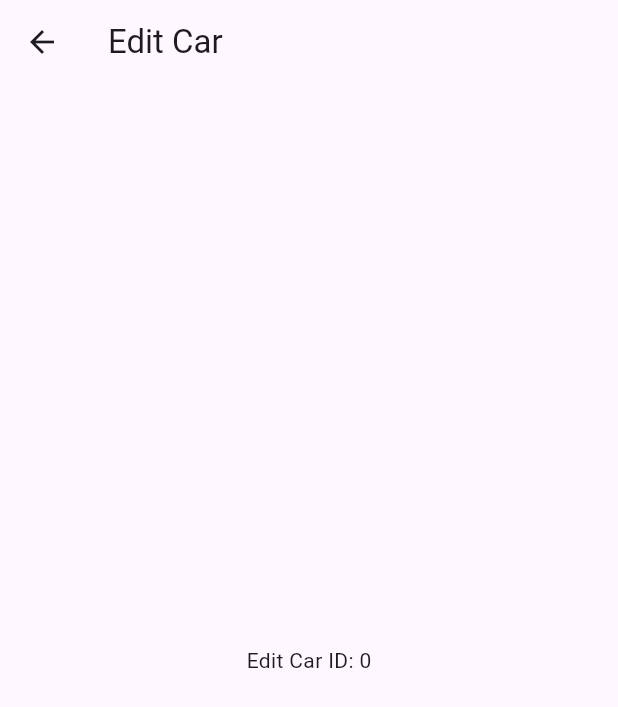
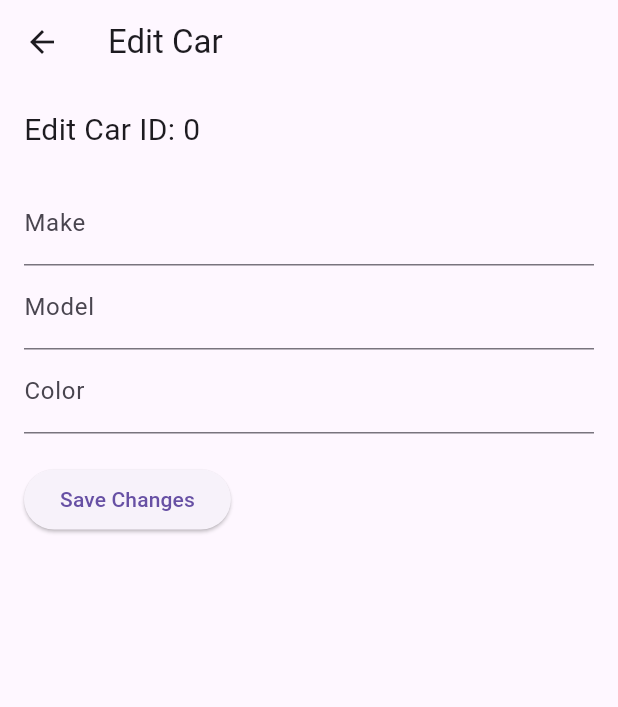
Before and after one commit to rocknrome/Car-Club-RnR-Flutter, a Flutter app: the CarEditPage screen opened directly with empty values, on a phone screen of 412 x 824 dp. Shown: the top 707 px of the screen. Run offline on Flutter 3.47's test engine with Material 3 defaults, Android fonts, the phone set to English and light mode, and no system bars; our stand-ins replace animated_splash_screen, firebase_auth; accounts and stored records are empty; network calls fail.

Commit message:
progress continues

```diff
--- a/lib/screens/car_edit_page.dart
+++ b/lib/screens/car_edit_page.dart
@@ -1,9 +1,95 @@
 import 'package:flutter/material.dart';
+import 'package:http/http.dart' as http;
+import 'dart:convert';
 
-class CarEditPage extends StatelessWidget {
+class CarEditPage extends StatefulWidget {
   final int carId;
+  final void Function() refreshCar; // Define the refreshCar callback
 
-  const CarEditPage({Key? key, required this.carId}) : super(key: key);
+  const CarEditPage({Key? key, required this.carId, required this.refreshCar})
+      : super(key: key);
+
+  @override
+  _CarEditPageState createState() => _CarEditPageState();
+}
+
+class _CarEditPageState extends State<CarEditPage> {
+  late TextEditingController _makeController;
+  late TextEditingController _modelController;
+  late TextEditingController _colorController;
+
+  @override
+  void initState() {
+    super.initState();
+    _makeController = TextEditingController();
+    _modelController = TextEditingController();
+    _colorController = TextEditingController();
+
+    // Fetch car details and set initial values in form fields
+    fetchCarDetails(widget.carId);
+  }
+
+  @override
+  void dispose() {
+    _makeController.dispose();
+    _modelController.dispose();
+    _colorController.dispose();
+    super.dispose();
+  }
+
+  Future<void> fetchCarDetails(int carId) async {
+    final url = Uri.parse('https://api.example.com/cars/$carId');
+    final response = await http.get(url);
+
+    if (response.statusCode == 200) {
+      final Map<String, dynamic> carData = jsonDecode(response.body);
+      setState(() {
+        _makeController.text = carData['make'];
+        _modelController.text = carData['model'];
+        _colorController.text = carData['color'];
+      });
+    } else {
+      // Handle error
+      ScaffoldMessenger.of(context).showSnackBar(SnackBar(
+        content: Text('Failed to fetch car details!'),
+        duration: Duration(seconds: 2),
+      ));
+    }
+  }
+
+  Future<void> _saveChanges(int carId) async {
+    final url = Uri.parse('https://api.example.com/cars/$carId');
+    final Map<String, dynamic> requestBody = {
+      "make": _makeController.text,
+      "model": _modelController.text,
+      "color": _colorController.text,
+    };
+
+    final response = await http.put(
+      url,
+      body: jsonEncode(requestBody),
+      headers: {'Content-Type': 'application/json'},
+    );
+
+    if (response.statusCode == 200) {
+      // Show SnackBar
+      ScaffoldMessenger.of(context).showSnackBar(
+        SnackBar(
+          content: Text('Car details updated successfully!'),
+          duration: Duration(seconds: 2),
+        ),
+      );
+      // Call the refreshCar callback to update the data in CarShowPage
+      widget.refreshCar();
+    } else {
+      ScaffoldMessenger.of(context).showSnackBar(
+        SnackBar(
+          content: Text('Failed to update car details!'),
+          duration: Duration(seconds: 2),
+        ),
+      );
+    }
+  }
 
   @override
   Widget build(BuildContext context) {
@@ -11,8 +97,35 @@ class CarEditPage extends StatelessWidget {
       appBar: AppBar(
         title: Text('Edit Car'),
       ),
-      body: Center(
-        child: Text('Edit Car ID: $carId'),
+      body: Padding(
+        padding: const EdgeInsets.all(16.0),
+        child: Column(
+          crossAxisAlignment: CrossAxisAlignment.start,
+          children: [
+            Text('Edit Car ID: ${widget.carId}',
+                style: TextStyle(fontSize: 20)),
+            SizedBox(height: 20),
+            TextFormField(
+              controller: _makeController,
+              decoration: InputDecoration(labelText: 'Make'),
+            ),
+            TextFormField(
+              controller: _modelController,
+              decoration: InputDecoration(labelText: 'Model'),
+            ),
+            TextFormField(
+              controller: _colorController,
+              decoration: InputDecoration(labelText: 'Color'),
+            ),
+            SizedBox(height: 20),
+            ElevatedButton(
+              onPressed: () {
+                _saveChanges(widget.carId);
+              },
+              child: Text('Save Changes'),
+            ),
+          ],
+        ),
       ),
     );
   }
--- a/lib/splash_screen.dart
+++ b/lib/splash_screen.dart
@@ -13,7 +13,7 @@ class SplashScreen extends StatelessWidget {
         children: [
           Center(
             child: SizedBox(
-              height: 80,
+              height: 74,
               width: 180,
               child: Image.asset(
                 'assets/mercedes_green.png',
```
Also changed, not shown: lib/main.dart (line endings or trailing spaces).
